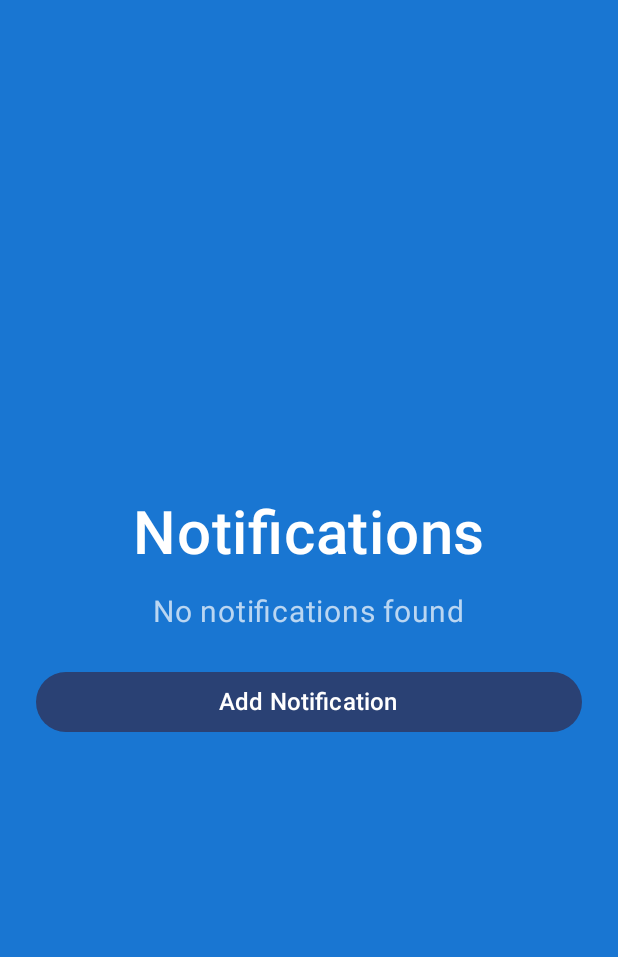
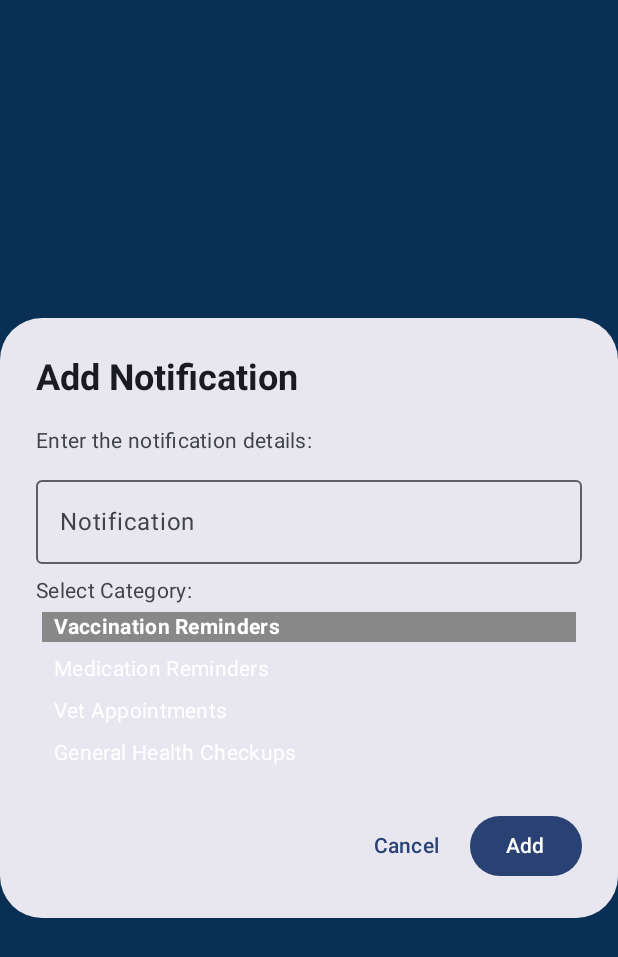
Before and after one commit to bobjack1313/pet_helper, an Android app built with Jetpack Compose: the composable NotificationsScreen shown on its own in the app's theme, after a tap on "Add Notification", on a phone screen of 412 x 824 dp. Shown: the top 957 px of the screen. Run offline under Robolectric (Android 15) with nearby library versions, the phone set to English and light mode, and no system bars.

Commit message:
Updated base notification for issue#50

```diff
--- a/app/build.gradle.kts
+++ b/app/build.gradle.kts
@@ -65,4 +65,5 @@ dependencies {
     androidTestImplementation(libs.androidx.junit)
     androidTestImplementation(libs.androidx.espresso.core)
     implementation(libs.androidx.navigation.compose)
+
 }
--- a/app/src/main/java/com/csce5430sec7proj/pethelper/ui/navigation/NotificationsNavHost.kt
+++ b/app/src/main/java/com/csce5430sec7proj/pethelper/ui/navigation/NotificationsNavHost.kt
@@ -1,4 +1,5 @@
 package com.csce5430sec7proj.pethelper.ui.navigation
+import com.csce5430sec7proj.pethelper.ui.notifications.NotificationsScreen
 
 import androidx.compose.runtime.Composable
 import androidx.compose.ui.Modifier
--- a/app/src/main/java/com/csce5430sec7proj/pethelper/ui/notifications/NotificationsScreen.kt
+++ b/app/src/main/java/com/csce5430sec7proj/pethelper/ui/notifications/NotificationsScreen.kt
@@ -1,9 +1,12 @@
 package com.csce5430sec7proj.pethelper.ui.notifications
 
 import androidx.compose.foundation.background
+import androidx.compose.foundation.clickable // Importing clickable
 import androidx.compose.foundation.layout.*
+import androidx.compose.foundation.lazy.LazyColumn
+import androidx.compose.foundation.lazy.items
 import androidx.compose.material3.*
-import androidx.compose.runtime.Composable
+import androidx.compose.runtime.*
 import androidx.compose.ui.Alignment
 import androidx.compose.ui.Modifier
 import androidx.compose.ui.graphics.Color
@@ -13,6 +16,9 @@ import androidx.compose.ui.unit.sp
 
 @Composable
 fun NotificationsScreen(modifier: Modifier = Modifier) {
+    var notifications by remember { mutableStateOf(listOf<Notification>()) }
+    var showAddNotificationDialog by remember { mutableStateOf(false) }
+
     Column(
         modifier = modifier
             .fillMaxSize()
@@ -26,22 +32,34 @@ fun NotificationsScreen(modifier: Modifier = Modifier) {
             fontWeight = FontWeight.SemiBold,
             color = Color.White
         )
+
         Spacer(modifier = Modifier.height(16.dp))
 
+        if (notifications.isEmpty()) {
             // Placeholder for "No notifications found"
             Text(
                 text = "No notifications found",
                 fontSize = 20.sp,
                 color = Color.White.copy(alpha = 0.7f)  // Light text color
             )
+        } else {
+            LazyColumn(
+                modifier = Modifier
+                    .fillMaxWidth()
+                    .weight(1f)
+                    .padding(16.dp)
+            ) {
+                items(notifications) { notification ->
+                    NotificationItem(notification)
+                }
+            }
+        }
 
         Spacer(modifier = Modifier.height(24.dp))
 
         // Add Notification button
         Button(
-            onClick = {
-                // Add notification logic
-            },
+            onClick = { showAddNotificationDialog = true },
             modifier = Modifier
                 .fillMaxWidth()
                 .padding(horizontal = 24.dp)
@@ -49,4 +67,112 @@ fun NotificationsScreen(modifier: Modifier = Modifier) {
             Text("Add Notification", fontSize = 16.sp)
         }
     }
+
+    // Dialog for adding a new notification
+    if (showAddNotificationDialog) {
+        AddNotificationDialog(
+            onDismiss = { showAddNotificationDialog = false },
+            onConfirm = { newNotification ->
+                notifications = notifications + newNotification
+                showAddNotificationDialog = false
             }
+        )
+    }
+}
+
+@Composable
+fun NotificationItem(notification: Notification) {
+    Card(
+        modifier = Modifier
+            .fillMaxWidth()
+            .padding(vertical = 4.dp),
+        colors = CardDefaults.cardColors(containerColor = notification.categoryColor)  // Use category color
+    ) {
+        Text(
+            text = notification.details,
+            modifier = Modifier.padding(16.dp),
+            fontSize = 18.sp,
+            fontWeight = FontWeight.Medium
+        )
+    }
+}
+
+@Composable
+fun AddNotificationDialog(onDismiss: () -> Unit, onConfirm: (Notification) -> Unit) {
+    var notificationText by remember { mutableStateOf("") }
+    var selectedCategory by remember { mutableStateOf("Vaccination Reminders") } // Default category
+
+    val categories = listOf(
+        NotificationCategory("Vaccination Reminders", Color.Red),
+        NotificationCategory("Medication Reminders", Color.Blue),
+        NotificationCategory("Vet Appointments", Color.Green),
+        NotificationCategory("General Health Checkups", Color.Yellow)
+    )
+
+    AlertDialog(
+        onDismissRequest = onDismiss,
+        title = {
+            Text(text = "Add Notification", fontSize = 24.sp, fontWeight = FontWeight.Bold)
+        },
+        text = {
+            Column {
+                Text("Enter the notification details:")
+                Spacer(modifier = Modifier.height(8.dp))
+                OutlinedTextField(
+                    value = notificationText,
+                    onValueChange = { notificationText = it },
+                    label = { Text("Notification") },
+                    modifier = Modifier.fillMaxWidth()
+                )
+                Spacer(modifier = Modifier.height(8.dp))
+                // Dropdown to select category
+                Text("Select Category:")
+                categories.forEach { category ->
+                    Row(
+                        modifier = Modifier
+                            .fillMaxWidth()
+                            .padding(4.dp)
+                            .clickable { selectedCategory = category.name } // Use clickable here
+                            .background(if (selectedCategory == category.name) Color.Gray else Color.Transparent),
+                        verticalAlignment = Alignment.CenterVertically
+                    ) {
+                        Spacer(modifier = Modifier.width(8.dp))
+                        Text(
+                            text = category.name,
+                            color = Color.White,
+                            fontWeight = if (selectedCategory == category.name) FontWeight.Bold else FontWeight.Normal
+                        )
+                    }
+                }
+            }
+        },
+        confirmButton = {
+            Button(onClick = {
+                if (notificationText.isNotBlank()) {
+                    val categoryColor = categories.first { it.name == selectedCategory }.color
+                    onConfirm(Notification(notificationText, selectedCategory, categoryColor))
+                }
+            }) {
+                Text("Add")
+            }
+        },
+        dismissButton = {
+            TextButton(onClick = onDismiss) {
+                Text("Cancel")
+            }
+        }
+    )
+}
+
+// Notification Data Class
+data class Notification(
+    val details: String,
+    val category: String,
+    val categoryColor: Color // Store color for the category
+)
+
+// Category Data Class
+data class NotificationCategory(
+    val name: String,
+    val color: Color
+)
```
Lines whose indentation alone changed are shown as unchanged.
